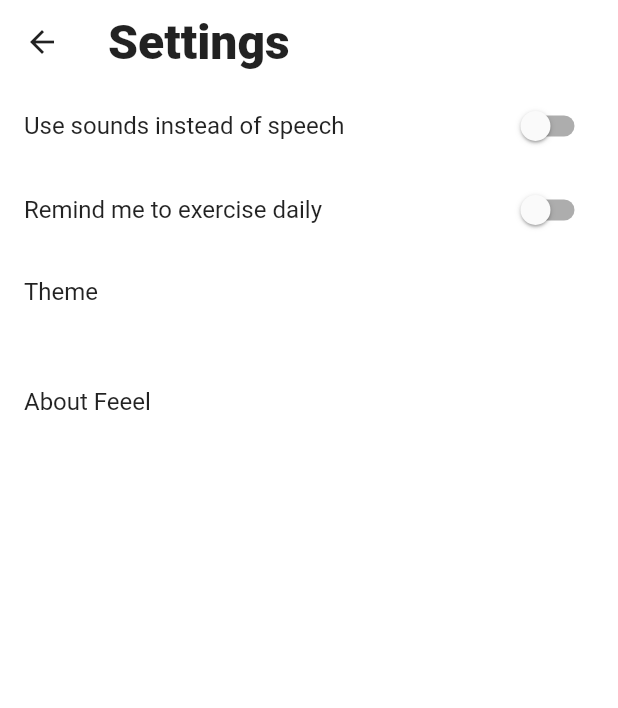
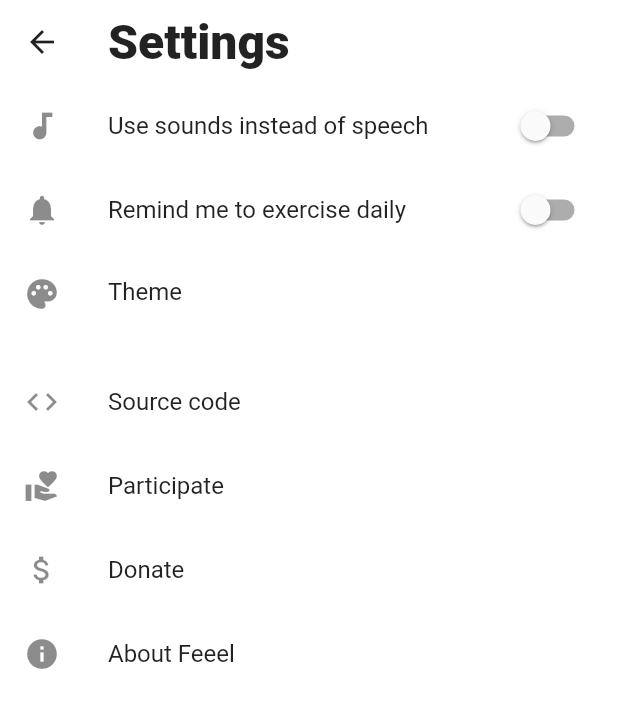
Before and after one commit to EnjoyingFOSS/feeel, a Flutter app: the SettingsScreen screen opened directly, on a phone screen of 412 x 824 dp. Shown: the top 708 px of the screen. Run offline on Flutter 3.47's test engine with Material 2 defaults, Android fonts, the phone set to English and light mode, and no system bars; our stand-ins replace adaptive_theme, audioplayers, flutter_local_notifications, flutter_native_timezone, flutter_tts, i18n_extension and 8 more; missing offline and left inert: drag_list, flutter_mailer, image_picker_for_web, shared_preferences_web, wakelock_web; accounts and stored records are empty.

Commit message:
Icons and more links in settings

```diff
--- a/lib/screens/settings.dart
+++ b/lib/screens/settings.dart
@@ -80,6 +80,7 @@ class _SettingsScreenState extends State<SettingsScreen> {
                 return ListView(
                   children: <Widget>[
                     SwitchListTile.adaptive(
+                      secondary: Icon(Icons.audiotrack),
                       value: settingsBundle.preferences
                               .getBool(PreferenceKeys.TTS_DISABLED_PREF) ??
                           false,
@@ -92,6 +93,7 @@ class _SettingsScreenState extends State<SettingsScreen> {
                       },
                     ),
                     SwitchListTile.adaptive(
+                      secondary: Icon(Icons.notifications),
                       value: notificationTime != null,
                       title: Text("Remind me to exercise daily".i18n),
                       onChanged: (bool newValue) {
@@ -103,7 +105,7 @@ class _SettingsScreenState extends State<SettingsScreen> {
                     ),
                     if (notificationTime != null && Platform.isAndroid)
                       Padding(
-                          padding: EdgeInsets.symmetric(horizontal: 16),
+                          padding: EdgeInsets.only(left: 72, right: 16),
                           child: Text(
                             "On some devices, you may need to disable battery optimization for Feeel for this to work reliably."
                                 .i18n,
@@ -111,6 +113,7 @@ class _SettingsScreenState extends State<SettingsScreen> {
                           )),
                     if (notificationTime != null)
                       ListTile(
+                        contentPadding: EdgeInsets.only(left: 72, right: 24),
                         title: Text("Notification time".i18n),
                         trailing: Text(notificationTime.format(context)),
                         onTap: () async {
@@ -123,6 +126,7 @@ class _SettingsScreenState extends State<SettingsScreen> {
                         },
                       ),
                     ListTile(
+                      leading: Icon(Icons.palette),
                       title: Text("Theme".i18n),
                       subtitle: Text(curTheme?.uiName().i18n ?? ""),
                       onTap: () async {
@@ -136,6 +140,24 @@ class _SettingsScreenState extends State<SettingsScreen> {
                       },
                     ),
                     ListTile(
+                      leading: Icon(Icons.code),
+                      title: Text("Source code".i18n),
+                      onTap: () =>
+                          _launchURL("https://gitlab.com/enjoyingfoss/feeel/"),
+                    ),
+                    ListTile(
+                      leading: Icon(Icons.volunteer_activism),
+                      title: Text("Participate".i18n),
+                      onTap: () =>
+                          _launchURL("https://gitlab.com/enjoyingfoss/feeel/-/wikis/home"),
+                    ),
+                    ListTile(
+                      leading: Icon(Icons.attach_money),
+                      title: Text("Donate".i18n),
+                      onTap: () => _launchURL("https://liberapay.com/Feeel/"),
+                    ),
+                    ListTile(
+                      leading: Icon(Icons.info),
                       title: Text("About Feeel".i18n),
                       onTap: _showAboutDialog,
                     )
@@ -145,6 +167,14 @@ class _SettingsScreenState extends State<SettingsScreen> {
                 return Center(child: CircularProgressIndicator());
               }
             }));
+  }
+
+  void _launchURL(String url) async {
+    await canLaunch(url)
+        ? await launch(url)
+        : ScaffoldMessenger.of(context).showSnackBar(SnackBar(
+            content: Text("Could not open $url."),
+          ));
   }
 
   void _showAboutDialog() async {
--- a/strings/ui/en.json
+++ b/strings/ui/en.json
@@ -45,6 +45,10 @@
     "txtThemeLight": "Light",
     "txtThemeDark": "Dark",
     "txtBatteryOptimization": "On some devices, you may need to disable battery optimization for Feeel for this to work reliably.",
+    "txtParticipate": "Participate",
+    "txtSourceCode": "Source code",
+    "txtDonate": "Donate",
+    "txtCouldNotOpenURL": "Could not open $url.",
     "btnStartWorkout": "Start workout",
     "btnResumeWorkout": "Resume workout",
     "btnPreviousExercise": "Previous exercise",
```
